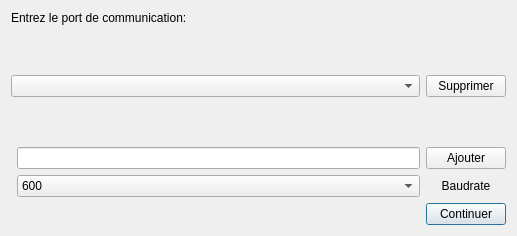
The window that dialog.ui (mjc-ermont/Cookie-Logger) describes before a commit, drawn with Qt 5.
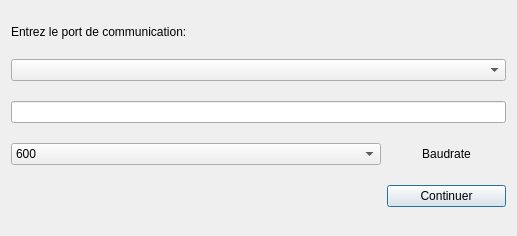
The same window after the commit.

Commit message: Détection automatique des ports série disponible

Diff of the .ui file:
```diff
--- a/dialog.ui
+++ b/dialog.ui
@@ -13,15 +13,25 @@
   <property name="windowTitle">
    <string>Dialog</string>
   </property>
-  <layout class="QGridLayout" name="gridLayout" rowstretch="1,0,0,0,0,0" columnstretch="0,0,0">
-   <item row="5" column="2">
+  <layout class="QGridLayout" name="gridLayout" rowstretch="1,0,0,0,0,0" columnstretch="0,0,0,0">
+   <item row="5" column="3">
     <widget class="QPushButton" name="pushButton">
      <property name="text">
       <string>Continuer</string>
      </property>
     </widget>
    </item>
-   <item row="0" column="0" colspan="3">
+   <item row="4" column="3">
+    <widget class="QLabel" name="label_2">
+     <property name="text">
+      <string>Baudrate</string>
+     </property>
+     <property name="alignment">
+      <set>Qt::AlignCenter</set>
+     </property>
+    </widget>
+   </item>
+   <item row="0" column="0" colspan="4">
     <widget class="QLabel" name="label">
      <property name="sizePolicy">
       <sizepolicy hsizetype="Fixed" vsizetype="Fixed">
@@ -47,24 +57,13 @@
      </property>
     </spacer>
    </item>
-   <item row="1" column="0" rowspan="2" colspan="2">
+   <item row="3" column="0" colspan="4">
+    <widget class="QLineEdit" name="textEntry"/>
+   </item>
+   <item row="2" column="0" colspan="4">
     <widget class="QComboBox" name="selectEntry"/>
    </item>
-   <item row="1" column="2" rowspan="2">
-    <widget class="QPushButton" name="removeButton">
-     <property name="text">
-      <string>Supprimer</string>
-     </property>
-    </widget>
-   </item>
-   <item row="3" column="2">
-    <widget class="QPushButton" name="addToList">
-     <property name="text">
-      <string>Ajouter</string>
-     </property>
-    </widget>
-   </item>
-   <item row="4" column="1">
+   <item row="4" column="0" colspan="3">
     <widget class="QComboBox" name="baudrate">
      <item>
       <property name="text">
@@ -88,19 +87,6 @@
      </item>
     </widget>
    </item>
-   <item row="3" column="1">
-    <widget class="QLineEdit" name="textEntry"/>
-   </item>
-   <item row="4" column="2">
-    <widget class="QLabel" name="label_2">
-     <property name="text">
-      <string>Baudrate</string>
-     </property>
-     <property name="alignment">
-      <set>Qt::AlignCenter</set>
-     </property>
-    </widget>
-   </item>
   </layout>
  </widget>
  <resources/>
```
The commit also changes 2 other files.
